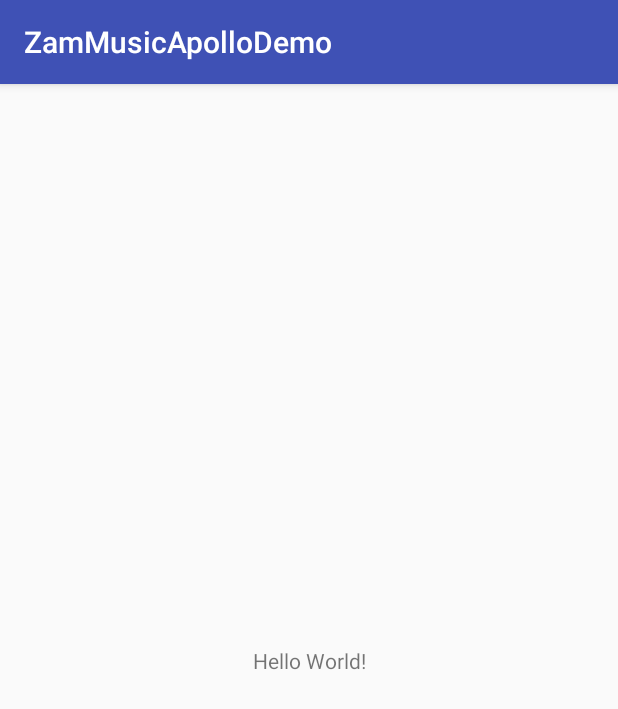
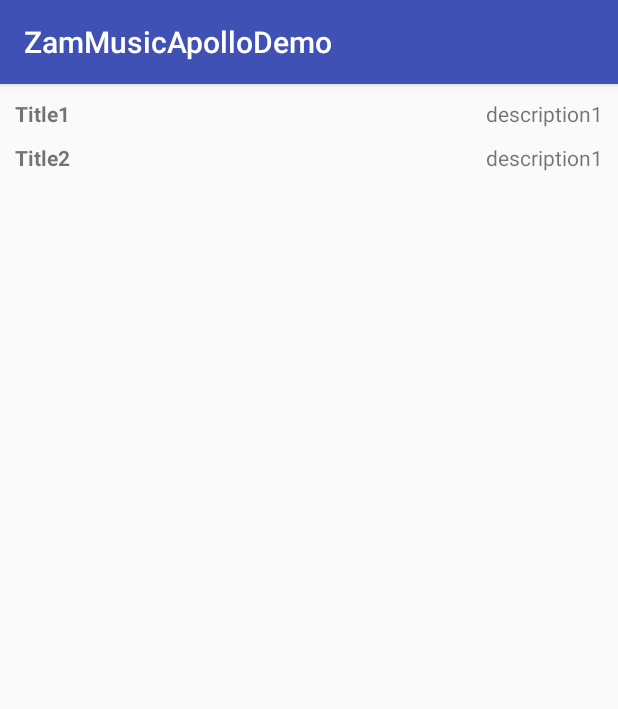
Before and after one commit to TheDancerCodes/zam-music-apollo-demo, an Android app: the screen it shows after launch (MainActivity), on a phone screen of 412 x 824 dp. Shown: the top 709 px of the screen. Run offline under Robolectric (Android 15) with nearby library versions, the phone set to English and light mode, and no system bars.

Commit message:
[FEATURE] Update the MainActivity layout file.

```diff
--- a/app/src/main/res/layout/activity_main.xml
+++ b/app/src/main/res/layout/activity_main.xml
@@ -1,19 +1,43 @@
 <?xml version="1.0" encoding="utf-8"?>
-<android.support.constraint.ConstraintLayout
+<RelativeLayout
     xmlns:android="http://schemas.android.com/apk/res/android"
-    xmlns:app="http://schemas.android.com/apk/res-auto"
     xmlns:tools="http://schemas.android.com/tools"
     android:layout_width="match_parent"
     android:layout_height="match_parent"
+    android:padding="10dp"
     tools:context="com.thedancercodes.zammusicapollodemo.MainActivity">
 
     <TextView
+        android:id="@+id/title1"
         android:layout_width="wrap_content"
         android:layout_height="wrap_content"
-        android:text="Hello World!"
-        app:layout_constraintBottom_toBottomOf="parent"
-        app:layout_constraintLeft_toLeftOf="parent"
-        app:layout_constraintRight_toRightOf="parent"
-        app:layout_constraintTop_toTopOf="parent"/>
+        android:text="Title1"
+        android:textStyle="bold"/>
 
-</android.support.constraint.ConstraintLayout>
+
+    <TextView
+        android:id="@+id/description1"
+        android:layout_width="wrap_content"
+        android:layout_height="wrap_content"
+        android:layout_alignParentEnd="true"
+        android:text="description1"/>
+
+    <TextView
+        android:id="@+id/title2"
+        android:layout_width="wrap_content"
+        android:layout_height="wrap_content"
+        android:layout_below="@id/title1"
+        android:layout_marginTop="10dp"
+        android:text="Title2"
+        android:textStyle="bold"/>
+
+    <TextView
+        android:id="@+id/description2"
+        android:layout_width="wrap_content"
+        android:layout_height="wrap_content"
+        android:layout_alignParentEnd="true"
+        android:layout_below="@id/description1"
+        android:layout_marginTop="10dp"
+        android:text="description1"/>
+
+</RelativeLayout>
```
